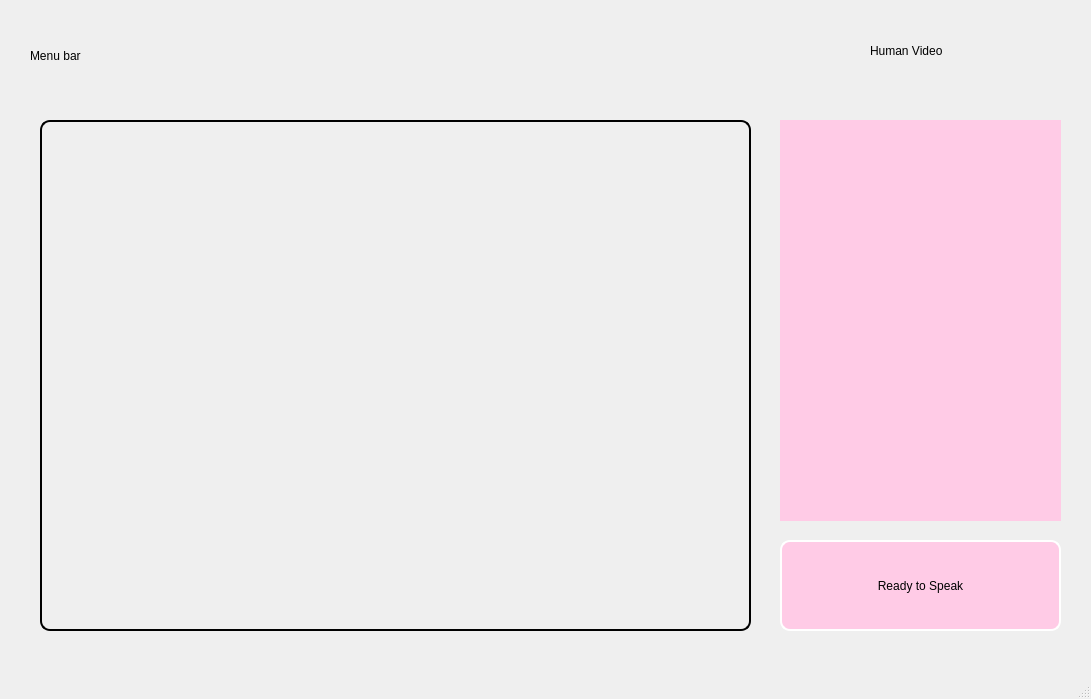
This is ui_mainwindow1.ui in jenye-ai/CogInsight as Qt 5 draws it before an edit. The edited form follows.
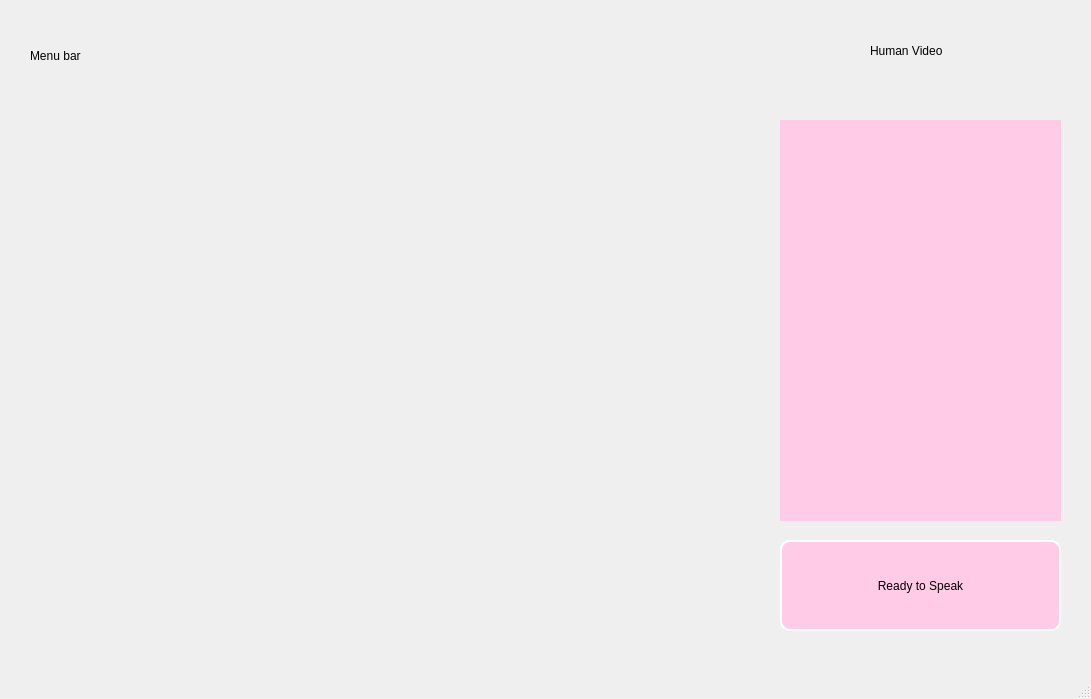
This is the edited form.

What changed in the file:
```diff
--- a/ui_mainwindow1.ui
+++ b/ui_mainwindow1.ui
@@ -24,10 +24,7 @@
      </rect>
     </property>
     <property name="styleSheet">
-     <string notr="true">border-style: outset;
-border-width: 2px;
-border-radius: 10px;
-border-color: black;</string>
+     <string notr="true"/>
     </property>
     <property name="text">
      <string/>
```
